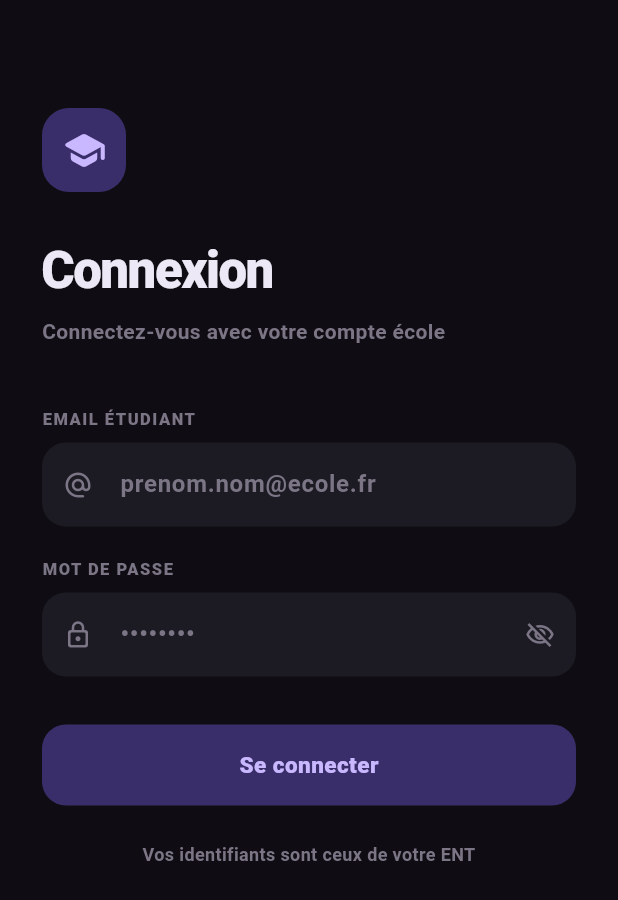
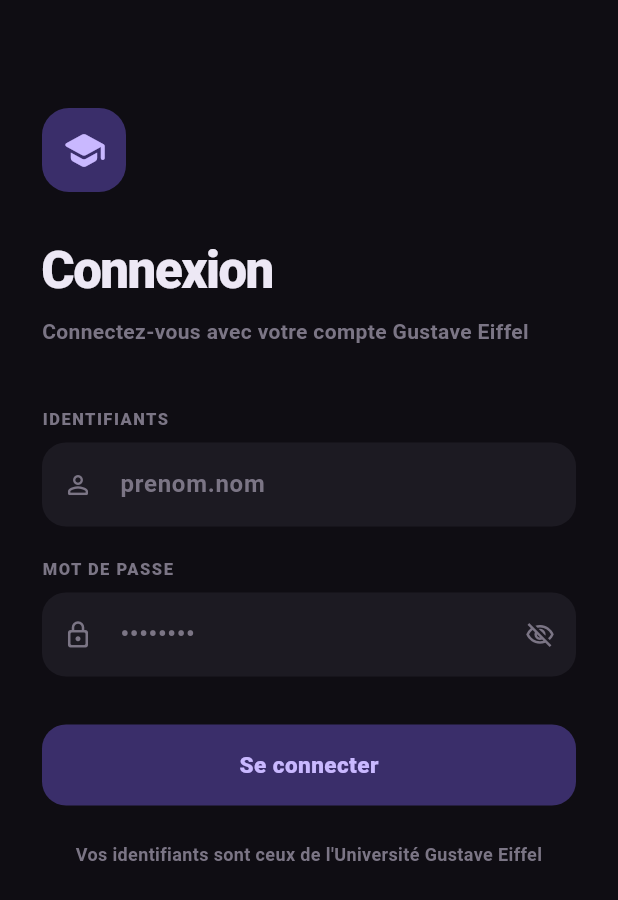
Before and after one commit to Temiyoko/ClassroomTracker, a Flutter app: the screen it shows after launch, after a tap on "Se connecter", on a phone screen of 412 x 824 dp. Shown: the top 900 px of the screen. Run offline on Flutter 3.47's test engine with Material 3 defaults, Android fonts, the phone set to English and light mode, and no system bars; our stand-ins replace cloud_firestore, firebase_core; accounts and stored records are empty; Roboto replaces fonts that are missing (Nunito).

Commit message:
Adapted auth method, minor fixes

```diff
--- a/lib/screens/home_screen.dart
+++ b/lib/screens/home_screen.dart
@@ -81,7 +81,7 @@
                         crossAxisAlignment: CrossAxisAlignment.start,
                         children: [
                           Text(
-                            'Bonjour, ${auth.userName ?? ''} 👋',
+                            'Bonjour, ${auth.userName ?? ''}',
                             style: const TextStyle(
                               fontSize: 26,
                               fontWeight: FontWeight.w900,
--- a/lib/screens/login_screen.dart
+++ b/lib/screens/login_screen.dart
@@ -10,7 +10,7 @@
 }
 
 class _LoginScreenState extends State<LoginScreen> {
-  final _emailController = TextEditingController();
+  final _idController = TextEditingController();
   final _passwordController = TextEditingController();
   bool _loading = false;
   bool _obscure = true;
@@ -24,17 +24,17 @@
 
   @override
   void dispose() {
-    _emailController.dispose();
+    _idController.dispose();
     _passwordController.dispose();
     super.dispose();
   }
 
   Future<void> _submit() async {
-    final email = _emailController.text.trim();
+    final identifier = _idController.text.trim();
     setState(() {
       _loading = true;
     });
-    await context.read<AuthService>().login(email, _passwordController.text);
+    await context.read<AuthService>().login(identifier, _passwordController.text);
     if (mounted) {
       setState(() {
         _loading = false;
@@ -76,7 +76,7 @@
               ),
               const SizedBox(height: 6),
               const Text(
-                'Connectez-vous avec votre compte école',
+                'Connectez-vous avec votre compte Gustave Eiffel',
                 style: TextStyle(
                     fontSize: 14, color: _t3, fontWeight: FontWeight.w600),
               ),
@@ -84,7 +84,7 @@
 
               // Email
               const Text(
-                'EMAIL ÉTUDIANT',
+                'IDENTIFIANTS',
                 style: TextStyle(
                     fontSize: 11,
                     fontWeight: FontWeight.w800,
@@ -93,13 +93,13 @@
               ),
               const SizedBox(height: 8),
               TextField(
-                controller: _emailController,
-                keyboardType: TextInputType.emailAddress,
+                controller: _idController,
+                keyboardType: TextInputType.text,
                 style: const TextStyle(color: _t1, fontWeight: FontWeight.w600),
                 decoration: InputDecoration(
-                  hintText: 'prenom.nom@ecole.fr',
+                  hintText: 'prenom.nom',
                   hintStyle: const TextStyle(color: _t3),
-                  prefixIcon: const Icon(Icons.alternate_email_rounded,
+                  prefixIcon: const Icon(Icons.person_outline_rounded,
                       color: _t3, size: 20),
                   filled: true,
                   fillColor: _surface,
@@ -184,7 +184,7 @@
               const SizedBox(height: 24),
               Center(
                 child: Text(
-                  'Vos identifiants sont ceux de votre ENT',
+                  'Vos identifiants sont ceux de l\'Université Gustave Eiffel',
                   style: const TextStyle(
                       fontSize: 12, color: _t3, fontWeight: FontWeight.w600),
                   textAlign: TextAlign.center,
--- a/lib/services/auth_service.dart
+++ b/lib/services/auth_service.dart
@@ -10,14 +10,17 @@
   String? get userName => _userName;
   String? get schoolOrg => _schoolOrg;
 
-  /// Always succeeds. Derives a display name from the email address.
-  Future<String?> login(String email, String password) async {
-    final trimmed = email.trim();
-    // Extract the local part of the email (before @), capitalise first letter
-    final local = trimmed.contains('@') ? trimmed.split('@').first : trimmed;
-    _userName =
-        local.isNotEmpty ? local[0].toUpperCase() + local.substring(1) : null;
-    _schoolOrg = trimmed.contains('@') ? trimmed.split('@').last : null;
+  /// Always succeeds. Derives a display name from the 'name.surname' identifier.
+  Future<String?> login(String identifier, String password) async {
+    final trimmed = identifier.trim();
+    // Extract the name part (before the first dot)
+    final namePart = trimmed.contains('.') ? trimmed.split('.').first : trimmed;
+
+    _userName = namePart.isNotEmpty
+        ? namePart[0].toUpperCase() + namePart.substring(1).toLowerCase()
+        : null;
+
+    _schoolOrg = "ESIEE Paris";
     notifyListeners();
     return null; // no error
   }
```
Also changed, not shown: 1 other file.
